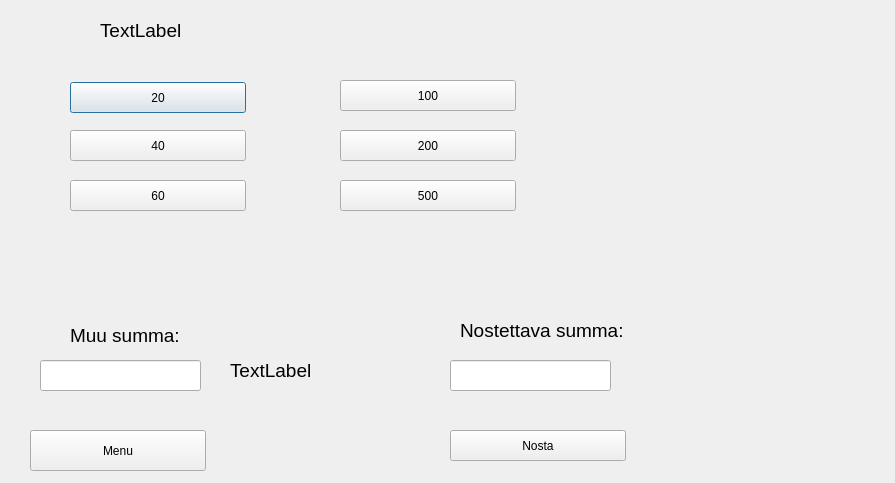
Old version of the form bankautomat/nosto.ui in the repository tvt21kmo-bank-project/group_3.
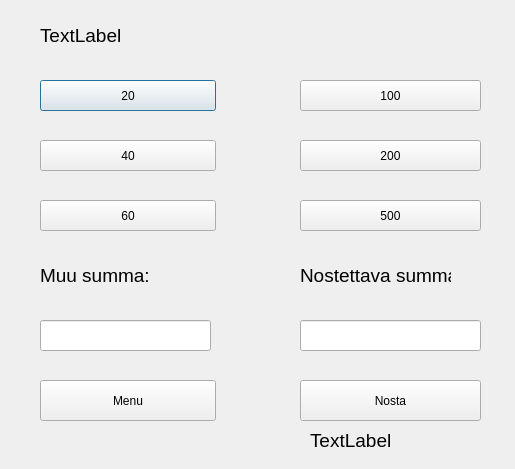
New version of the form.

The edit to the form file:
```diff
--- a/bankautomat/nosto.ui
+++ b/bankautomat/nosto.ui
@@ -6,8 +6,8 @@
    <rect>
     <x>0</x>
     <y>0</y>
-    <width>895</width>
-    <height>483</height>
+    <width>515</width>
+    <height>469</height>
    </rect>
   </property>
   <property name="windowTitle">
@@ -16,8 +16,8 @@
   <widget class="QPushButton" name="btn20">
    <property name="geometry">
     <rect>
-     <x>70</x>
-     <y>82</y>
+     <x>40</x>
+     <y>80</y>
      <width>176</width>
      <height>31</height>
     </rect>
@@ -76,8 +76,8 @@
   <widget class="QPushButton" name="btn40">
    <property name="geometry">
     <rect>
-     <x>70</x>
-     <y>130</y>
+     <x>40</x>
+     <y>140</y>
      <width>176</width>
      <height>31</height>
     </rect>
@@ -136,8 +136,8 @@
   <widget class="QPushButton" name="btn60">
    <property name="geometry">
     <rect>
-     <x>70</x>
-     <y>180</y>
+     <x>40</x>
+     <y>200</y>
      <width>176</width>
      <height>31</height>
     </rect>
@@ -196,9 +196,9 @@
   <widget class="QPushButton" name="btn100">
    <property name="geometry">
     <rect>
-     <x>340</x>
+     <x>300</x>
      <y>80</y>
-     <width>176</width>
+     <width>181</width>
      <height>31</height>
     </rect>
    </property>
@@ -256,9 +256,9 @@
   <widget class="QPushButton" name="btn200">
    <property name="geometry">
     <rect>
-     <x>340</x>
-     <y>130</y>
-     <width>176</width>
+     <x>300</x>
+     <y>140</y>
+     <width>181</width>
      <height>31</height>
     </rect>
    </property>
@@ -316,9 +316,9 @@
   <widget class="QPushButton" name="btn500">
    <property name="geometry">
     <rect>
-     <x>340</x>
-     <y>180</y>
-     <width>176</width>
+     <x>300</x>
+     <y>200</y>
+     <width>181</width>
      <height>31</height>
     </rect>
    </property>
@@ -377,8 +377,8 @@
    <property name="geometry">
     <rect>
      <x>40</x>
-     <y>360</y>
-     <width>161</width>
+     <y>320</y>
+     <width>171</width>
      <height>31</height>
     </rect>
    </property>
@@ -386,10 +386,10 @@
   <widget class="QPushButton" name="btnNosta">
    <property name="geometry">
     <rect>
-     <x>450</x>
-     <y>430</y>
-     <width>176</width>
-     <height>31</height>
+     <x>300</x>
+     <y>380</y>
+     <width>181</width>
+     <height>41</height>
     </rect>
    </property>
    <property name="styleSheet">
@@ -446,8 +446,8 @@
   <widget class="QLabel" name="label">
    <property name="geometry">
     <rect>
-     <x>70</x>
-     <y>320</y>
+     <x>40</x>
+     <y>260</y>
      <width>151</width>
      <height>31</height>
     </rect>
@@ -464,8 +464,8 @@
   <widget class="QPushButton" name="btnMenu">
    <property name="geometry">
     <rect>
-     <x>30</x>
-     <y>430</y>
+     <x>40</x>
+     <y>380</y>
      <width>176</width>
      <height>41</height>
     </rect>
@@ -524,9 +524,9 @@
   <widget class="QLineEdit" name="Debitdisplay">
    <property name="geometry">
     <rect>
-     <x>450</x>
-     <y>360</y>
-     <width>161</width>
+     <x>300</x>
+     <y>320</y>
+     <width>181</width>
      <height>31</height>
     </rect>
    </property>
@@ -542,10 +542,10 @@
   <widget class="QLabel" name="lblDebit_nostosumma">
    <property name="geometry">
     <rect>
-     <x>460</x>
-     <y>320</y>
-     <width>171</width>
-     <height>21</height>
+     <x>300</x>
+     <y>260</y>
+     <width>151</width>
+     <height>31</height>
     </rect>
    </property>
    <property name="font">
@@ -560,10 +560,10 @@
   <widget class="QLabel" name="lblkayttaja">
    <property name="geometry">
     <rect>
-     <x>100</x>
+     <x>40</x>
      <y>20</y>
      <width>331</width>
-     <height>21</height>
+     <height>31</height>
     </rect>
    </property>
    <property name="font">
@@ -578,8 +578,8 @@
   <widget class="QLabel" name="lblkayttaja_2">
    <property name="geometry">
     <rect>
-     <x>230</x>
-     <y>360</y>
+     <x>310</x>
+     <y>430</y>
      <width>151</width>
      <height>21</height>
     </rect>
```
Left out of the diff: 2 changed lines with no effect on the pictures.
